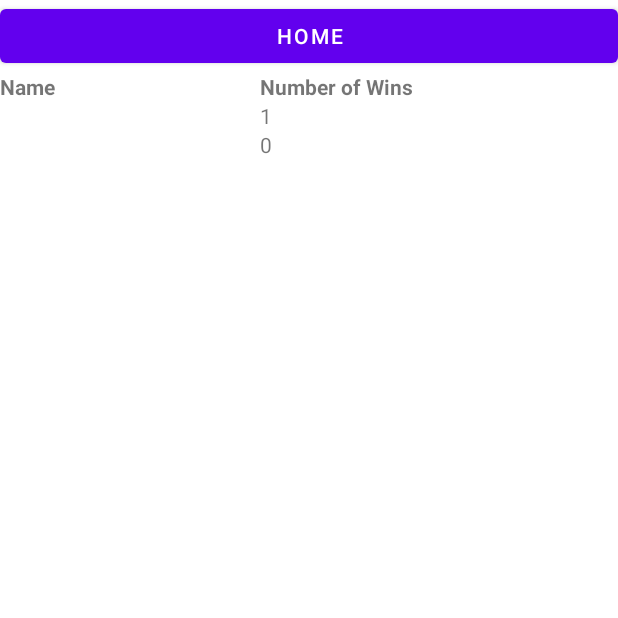
After one commit to rogerfinnerty/Android-Chess-App, an Android app: the Leaderboard screen opened directly, with no data from a screen before it, on a phone screen of 412 x 824 dp, the top half of it. The commit adds this screen. Run offline under Robolectric (Android 15) with nearby library versions, the phone set to English and light mode, and no system bars; our stand-ins replace navigation-ui.

Commit message:
Added leaderboard

```diff
--- /dev/null
+++ b/app/src/main/java/com/example/group12project/Leaderboard.java
@@ -0,0 +1,141 @@
+package com.example.group12project;
+
+import android.content.Intent;
+import android.os.Bundle;
+
+import com.google.android.material.snackbar.Snackbar;
+
+import androidx.appcompat.app.AppCompatActivity;
+
+import android.view.View;
+
+import androidx.navigation.NavController;
+import androidx.navigation.Navigation;
+import androidx.navigation.ui.AppBarConfiguration;
+import androidx.navigation.ui.NavigationUI;
+
+import com.example.group12project.databinding.ActivityLeaderboardBinding;
+import android.widget.TableLayout;
+import android.widget.TableRow;
+import android.widget.TextView;
+import android.widget.Button;
+
+import org.w3c.dom.Text;
+
+public class Leaderboard extends AppCompatActivity {
+    public String winner, loser;
+
+    /**
+     * Checks whether a username is already in the leaderboard
+     * @param name
+     * @param leaderboard
+     * @return Boolean
+     */
+    public boolean check_name(String name, TableLayout leaderboard){
+        // Iterate through the rows of the table
+        for (int i = 0; i < leaderboard.getChildCount(); i++) {
+            View row = leaderboard.getChildAt(i);
+            // Check if the row is a TableRow
+            if (row instanceof TableRow) {
+                TableRow tableRow = (TableRow) row;
+                // Get the first TextView in the row
+                TextView nameTextView = (TextView) tableRow.getChildAt(0);
+                // Get the text from the TextView
+                String test_name = nameTextView.getText().toString();
+                if (name == test_name) {
+                    return true;
+                }
+                }
+            }
+        return false;
+    }
+
+    /**
+     * Adds a win to a user already in the leaderboard
+     * @param username
+     * @param leaderboard
+     */
+    public void add_win(String username, TableLayout leaderboard){
+        // Iterate through the rows of the table
+        for (int i = 0; i < leaderboard.getChildCount(); i++) {
+            View row = leaderboard.getChildAt(i);
+            // Check if the row is a TableRow
+            if (row instanceof TableRow) {
+                TableRow tableRow = (TableRow) row;
+                // Get the first TextView in the row
+                TextView nameTextView = (TextView) tableRow.getChildAt(0);
+                // Get the text from the TextView
+                String test_name = nameTextView.getText().toString();
+                // Compare the name to the test name
+                if ( username == test_name ) {
+                    TextView winsTextView = (TextView) tableRow.getChildAt(1);
+                    int wins = Integer.parseInt(winsTextView.getText().toString());
+                    wins++;
+                    winsTextView.setText(Integer.toString(wins));
+                }
+            }
+        }
+    }
+
+    /**
+     * Updates the leaderboard with either a new entry or by adding a win to
+     * an existing winner
+     * @param username
+     * @param winner Boolean
+     * @param leaderboard
+     */
+    public void update_leaderboard(String username, boolean winner, TableLayout leaderboard){
+        if ( !check_name(username,leaderboard) ){
+            // Create a new TableRow
+            TableRow newRow = new TableRow(this);
+            // Create a new TextView to hold the user's name
+            TextView nameView = new TextView(this);
+            nameView.setText(username);
+            // Add the TextView to the TableRow
+            newRow.addView(nameView);
+            // Add the new TableRow to the TableLayout
+            TextView winsTextView = new TextView(this);
+            newRow.addView(winsTextView);
+            // Initialize win column based on outcome
+            if (winner){
+                winsTextView.setText("1");
+            }
+            else {
+                winsTextView.setText("0");
+            }
+            // Add row to leaderboard
+            leaderboard.addView(newRow);
+        }
+        else {
+            add_win(username,leaderboard);
+        }
+    }
+
+    // Function to return to home page
+    public void goToHome(){
+        Intent intent = new Intent(this, MainActivity.class);
+        startActivity(intent);
+    }
+
+    @Override
+    protected void onCreate(Bundle savedInstanceState) {
+        super.onCreate(savedInstanceState);
+        setContentView(R.layout.activity_leaderboard);
+
+        // Home button
+        Button home_btn = (Button) findViewById(R.id.home_button);
+        home_btn.setOnClickListener(view -> goToHome());
+
+        // Get player names
+        Bundle extras = getIntent().getExtras();
+        if(extras != null){
+            winner = extras.getString("Winner");
+            loser = extras.getString("Loser");
+        }
+        TableLayout leaderboard = findViewById(R.id.leaderboard);
+        // Update leaderboard
+        update_leaderboard(winner, true, leaderboard);
+        update_leaderboard(loser,false,leaderboard);
+    }
+
+}
--- /dev/null
+++ b/app/src/main/res/layout/activity_leaderboard.xml
@@ -0,0 +1,42 @@
+<?xml version="1.0" encoding="utf-8"?>
+<androidx.coordinatorlayout.widget.CoordinatorLayout xmlns:android="http://schemas.android.com/apk/res/android"
+    xmlns:app="http://schemas.android.com/apk/res-auto"
+    xmlns:tools="http://schemas.android.com/tools"
+    android:layout_width="match_parent"
+    android:layout_height="match_parent"
+    tools:context=".Leaderboard">
+
+    <LinearLayout
+        android:layout_width="match_parent"
+        android:layout_height="match_parent"
+        android:gravity="top"
+        android:orientation="vertical">
+
+        <Button
+            android:id="@+id/home_button"
+            android:layout_width="match_parent"
+            android:layout_height="wrap_content"
+            android:text="Home" />
+
+        <TableLayout
+            android:id="@+id/leaderboard"
+            android:stretchColumns="0,1"
+            android:layout_width="match_parent"
+            android:layout_height="wrap_content">
+
+            <TableRow>
+
+                <TextView
+                    android:text="Name"
+                    android:textStyle="bold" />
+
+                <TextView
+                    android:text="Number of Wins"
+                    android:textStyle="bold" />
+            </TableRow>
+
+        </TableLayout>
+
+    </LinearLayout>
+
+</androidx.coordinatorlayout.widget.CoordinatorLayout>
--- a/app/src/main/res/values/strings.xml
+++ b/app/src/main/res/values/strings.xml
@@ -33,4 +33,5 @@
     <string name="new_game">New Game</string>
     <string name="load_game">Load Game</string>
     <string name="leaderboard">Leaderboard</string>
+    <string name="title_activity_leaderboard">Leaderboard</string>
 </resources>
```
Also changed, not shown: app/src/main/AndroidManifest.xml (+6 -1 lines), app/src/main/java/com/example/group12project/Chessboard.java (+12 -0 lines), app/src/main/java/com/example/group12project/First2Fragment.java (added, +47 -0 lines), app/src/main/java/com/example/group12project/MainActivity.java (+13 -4 lines), app/src/main/java/com/example/group12project/Second2Fragment.java (added, +47 -0 lines), app/src/main/java/com/example/group12project/user_names.java (+16 -1 lines), app/src/main/res/layout/activity_user_names.xml (+7 -3 lines), app/src/main/res/layout/content_leaderboard.xml (added, +19 -0 lines), app/src/main/res/layout/fragment_first2.xml (added, +28 -0 lines), app/src/main/res/layout/fragment_second2.xml (added, +27 -0 lines), app/src/main/res/navigation/nav_graph3.xml (added, +28 -0 lines), app/src/main/res/navigation/nav_graph4.xml (added, +28 -0 lines).
